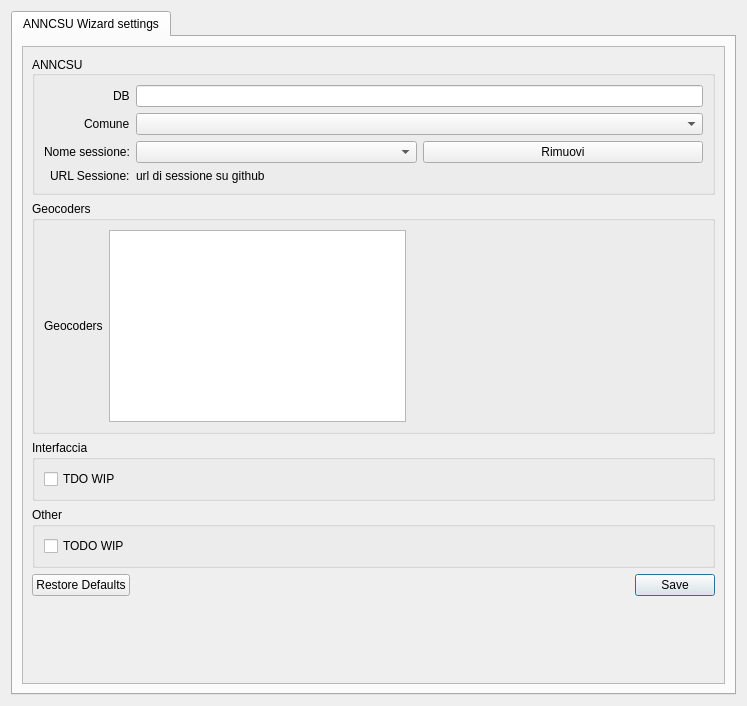
Old version of the form qgisplugin/anncsu_manager/resources/ui/wizard_settings.ui in the repository anncsu-open/anncsu-manager.
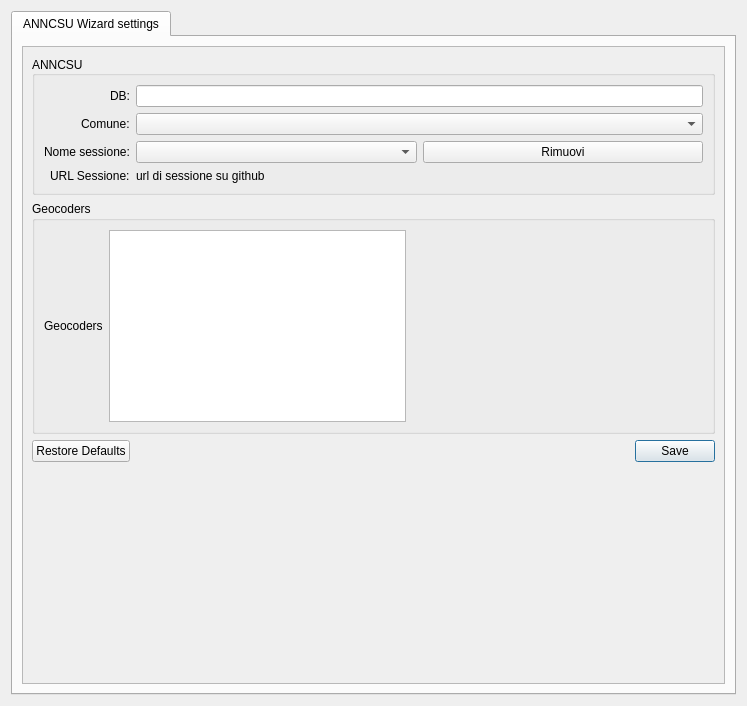
New version of the form.

Commit message: ugui semplification

Patch:
```diff
--- a/qgisplugin/anncsu_manager/resources/ui/wizard_settings.ui
+++ b/qgisplugin/anncsu_manager/resources/ui/wizard_settings.ui
@@ -63,7 +63,7 @@
               <item row="0" column="0">
                <widget class="QLabel" name="label">
                 <property name="text">
-                 <string>DB</string>
+                 <string>DB:</string>
                 </property>
                </widget>
               </item>
@@ -86,7 +86,7 @@
               <item row="1" column="0">
                <widget class="QLabel" name="label_6">
                 <property name="text">
-                 <string>Comune</string>
+                 <string>Comune:</string>
                 </property>
                </widget>
               </item>
@@ -166,41 +166,6 @@
              </layout>
             </widget>
            </item>
-           <item>
-            <widget class="QGroupBox" name="groupBox_3">
-             <property name="title">
-              <string>Interfaccia</string>
-             </property>
-             <layout class="QGridLayout" name="gridLayout_3">
-              <item row="0" column="0">
-               <widget class="QCheckBox" name="dock_wizard_selection">
-                <property name="text">
-                 <string>TDO WIP</string>
-                </property>
-               </widget>
-              </item>
-             </layout>
-            </widget>
-           </item>
-           <item>
-            <widget class="QGroupBox" name="groupBox_4">
-             <property name="title">
-              <string>Other</string>
-             </property>
-             <layout class="QGridLayout" name="gridLayout_4">
-              <item row="0" column="0">
-               <widget class="QCheckBox" name="todo_wip">
-                <property name="toolTip">
-                 <string>If output layers from proxy processing and modeling should be automatically placed under named layer groups in QGIS layer tree. Layer groups are created on the fly if not found.</string>
-                </property>
-                <property name="text">
-                 <string>TODO WIP</string>
-                </property>
-               </widget>
-              </item>
-             </layout>
-            </widget>
-           </item>
            <item>
             <widget class="QDialogButtonBox" name="settings_button_box">
              <property name="standardButtons">
```
Left out of the diff: 3 changed lines with no effect on the pictures.
